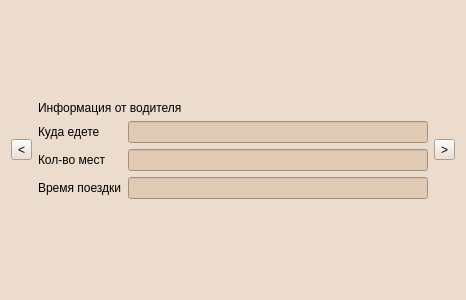
Qt form driverwindow.ui (WvLadIck/TripLink) before a commit.
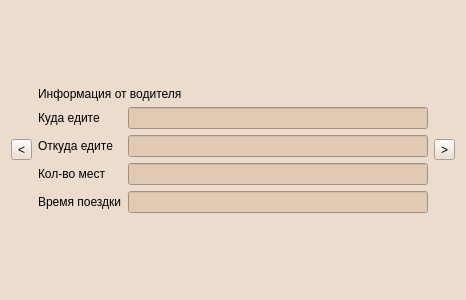
The same form after that commit.

Diff of the .ui file:
```diff
--- a/driverwindow.ui
+++ b/driverwindow.ui
@@ -45,13 +45,6 @@
        </item>
        <item>
         <layout class="QFormLayout" name="formLayout">
-         <item row="0" column="0">
-          <widget class="QLabel" name="label_where">
-           <property name="text">
-            <string>Куда едете</string>
-           </property>
-          </widget>
-         </item>
          <item row="0" column="1">
           <widget class="QLineEdit" name="lineEdit_where">
            <property name="styleSheet">
@@ -60,33 +53,54 @@
           </widget>
          </item>
          <item row="1" column="0">
+          <widget class="QLabel" name="label_from">
+           <property name="text">
+            <string>Откуда едите</string>
+           </property>
+          </widget>
+         </item>
+         <item row="1" column="1">
+          <widget class="QLineEdit" name="lineEdit_from">
+           <property name="styleSheet">
+            <string notr="true">background-color: rgb(224, 202, 180);</string>
+           </property>
+          </widget>
+         </item>
+         <item row="2" column="0">
           <widget class="QLabel" name="label_place">
            <property name="text">
             <string>Кол-во мест</string>
            </property>
           </widget>
          </item>
-         <item row="1" column="1">
+         <item row="2" column="1">
           <widget class="QLineEdit" name="lineEdit_place">
            <property name="styleSheet">
             <string notr="true">background-color: rgb(224, 202, 180);</string>
            </property>
           </widget>
          </item>
-         <item row="2" column="0">
+         <item row="3" column="0">
           <widget class="QLabel" name="label_time">
            <property name="text">
             <string>Время поездки</string>
            </property>
           </widget>
          </item>
-         <item row="2" column="1">
+         <item row="3" column="1">
           <widget class="QLineEdit" name="lineEdit_time">
            <property name="styleSheet">
             <string notr="true">background-color: rgb(224, 202, 180);</string>
            </property>
           </widget>
          </item>
+         <item row="0" column="0">
+          <widget class="QLabel" name="label_where">
+           <property name="text">
+            <string>Куда едите</string>
+           </property>
+          </widget>
+         </item>
         </layout>
        </item>
       </layout>
```
